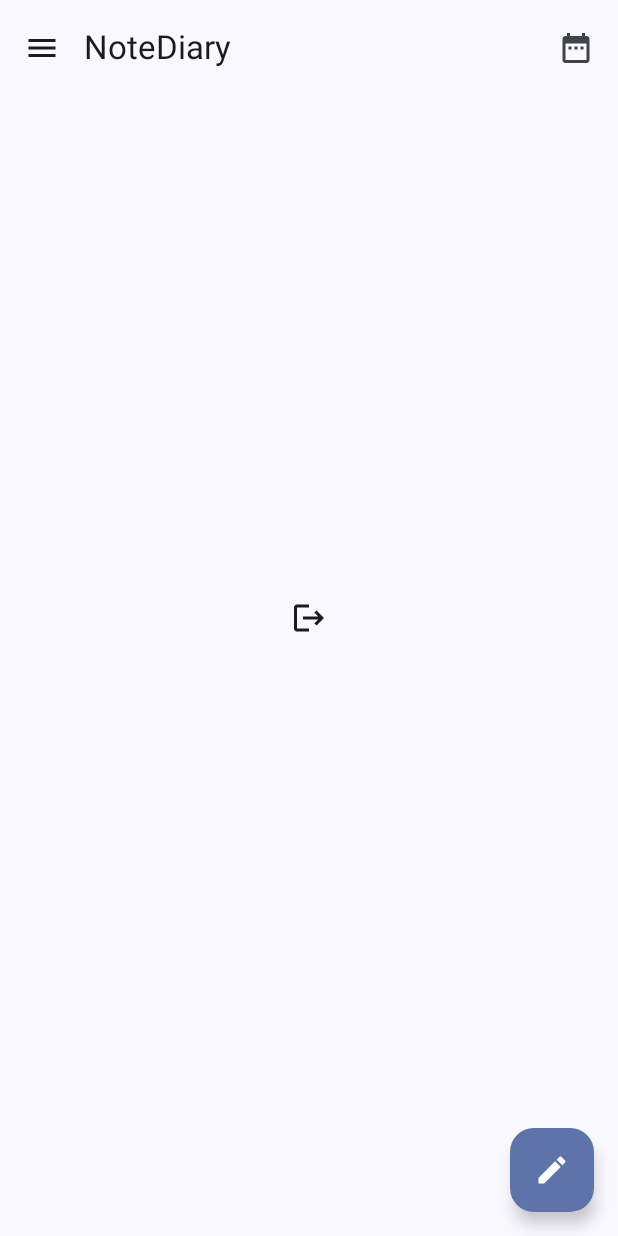
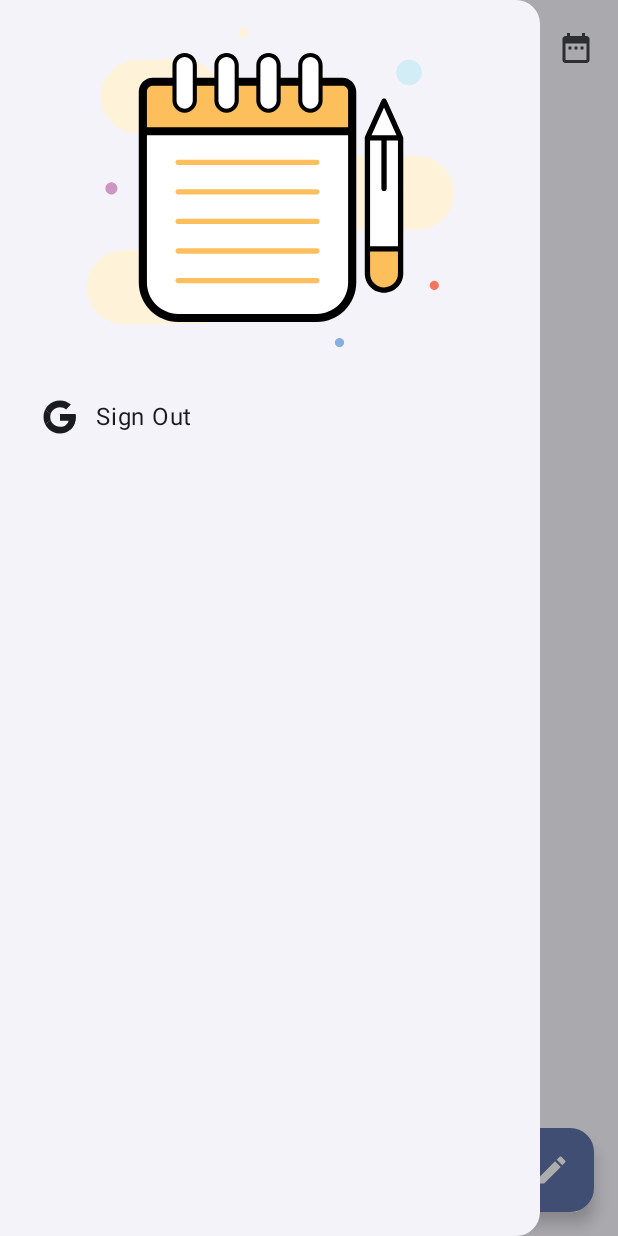
Before and after one commit to saddam-howladar/NoteDiary, an Android app built with Jetpack Compose: the composable HomeScreen shown on its own in the app's theme, after a tap on "Menu Icon", on a phone screen of 412 x 824 dp. Run offline under Robolectric (Android 15) with nearby library versions, the phone set to English and light mode, and no system bars; libraries missing offline, so code that uses them is left out: io.realm.kotlin.

Commit message:
implement navigation drawer and logout functionality and also fix sign out dialog state at configuration change

```diff
--- a/app/src/main/java/com/shcoding/notediary/presentation/screens/home/HomeScreen.kt
+++ b/app/src/main/java/com/shcoding/notediary/presentation/screens/home/HomeScreen.kt
@@ -7,13 +7,18 @@ import androidx.compose.material.icons.Icons
 import androidx.compose.material.icons.filled.Edit
 import androidx.compose.material.icons.filled.Logout
 import androidx.compose.material3.*
-import androidx.compose.runtime.Composable
-import androidx.compose.runtime.rememberCoroutineScope
+import androidx.compose.runtime.*
 import androidx.compose.ui.Alignment
 import androidx.compose.ui.Modifier
+import com.shcoding.notediary.BuildConfig.APP_ID
+import com.shcoding.notediary.presentation.screens.home.components.HomeNavigationDrawer
 import com.shcoding.notediary.presentation.screens.home.components.HomeTopAppBar
+import com.shcoding.notediary.presentation.screens.home.components.SignOutAlertDialog
 import io.realm.kotlin.mongodb.App
+import kotlinx.coroutines.Dispatchers
 import kotlinx.coroutines.launch
+import kotlinx.coroutines.withContext
+import org.koin.androidx.compose.BuildConfig
 import org.koin.androidx.compose.koinViewModel
 
 @SuppressLint("UnusedMaterial3ScaffoldPaddingParameter")
@@ -24,9 +29,19 @@ fun HomeScreen(
     navigateToAuth: () -> Unit
 ) {
 
+    val drawerState = rememberDrawerState(initialValue = DrawerValue.Closed)
+    val coroutineScope = rememberCoroutineScope()
+
+    HomeNavigationDrawer(
+        drawerState = drawerState,
+        onclickSignOut = { viewModel.isSignOutDialogOpened(signOutState = true) }
+    ) {
+
         Scaffold(topBar = {
             HomeTopAppBar {
-
+                coroutineScope.launch {
+                    drawerState.open()
+                }
             }
         },
             floatingActionButton = {
@@ -35,18 +50,29 @@ fun HomeScreen(
                 }
             }) {
 
-        val scope = rememberCoroutineScope()
 
-        Box(modifier = Modifier.fillMaxSize(), contentAlignment = Alignment.Center) {
-            IconButton(onClick = {
-                scope.launch {
-                    App.Companion.create(com.shcoding.notediary.BuildConfig.APP_ID).currentUser?.logOut()
+        }
+
+        SignOutAlertDialog(
+            title = "Sign Out",
+            message = "Are you sure? want to Sign out from NoteDiary",
+            isDialogOpened = viewModel.signOutDialogState,
+            onDialogClose = { viewModel.isSignOutDialogOpened(signOutState = false) },
+            onClickYes = {
+                coroutineScope.launch(Dispatchers.IO) {
+                    val user = App.create(APP_ID).currentUser
+
+                    user?.let {
+                        it.logOut()
+                        withContext(Dispatchers.Main){
                             navigateToAuth()
-                }
-            }) {
-                Icon(imageVector = Icons.Default.Logout, contentDescription = "Logout Icon")
                         }
 
                     }
+
+
+                }
+
+            })
     }
 }
--- a/app/src/main/java/com/shcoding/notediary/presentation/screens/home/HomeViewModel.kt
+++ b/app/src/main/java/com/shcoding/notediary/presentation/screens/home/HomeViewModel.kt
@@ -1,6 +1,16 @@
 package com.shcoding.notediary.presentation.screens.home
 
+import androidx.compose.runtime.getValue
+import androidx.compose.runtime.mutableStateOf
+import androidx.compose.runtime.setValue
 import androidx.lifecycle.ViewModel
 
 class HomeViewModel: ViewModel() {
+
+    var signOutDialogState by mutableStateOf(false)
+    private set
+
+    fun isSignOutDialogOpened(signOutState: Boolean){
+        signOutDialogState = signOutState
+    }
 }
--- /dev/null
+++ b/app/src/main/java/com/shcoding/notediary/presentation/screens/home/components/HomeNavigationDrawer.kt
@@ -0,0 +1,63 @@
+package com.shcoding.notediary.presentation.screens.home.components
+
+import androidx.compose.foundation.Image
+import androidx.compose.foundation.layout.*
+import androidx.compose.material3.*
+import androidx.compose.runtime.Composable
+import androidx.compose.ui.Alignment
+import androidx.compose.ui.Modifier
+import androidx.compose.ui.res.painterResource
+import androidx.compose.ui.unit.dp
+import com.shcoding.notediary.R
+
+@Composable
+fun HomeNavigationDrawer(
+    drawerState: DrawerState,
+    onclickSignOut: () -> Unit,
+    content: @Composable () -> Unit
+) {
+
+    ModalNavigationDrawer(
+        drawerState = drawerState,
+        drawerContent = {
+            ModalDrawerSheet {
+                Box(
+                    modifier = Modifier
+                        .fillMaxWidth()
+                        .height(height = 250.dp),
+                    contentAlignment = Alignment.Center
+                ) {
+
+                    Image(
+                        modifier = Modifier.size(250.dp),
+                        painter = painterResource(id = R.drawable.app_logo),
+                        contentDescription = "Drawer Logo"
+                    )
+
+                }
+                NavigationDrawerItem(
+                    label = {
+                        Row(
+                            modifier = Modifier
+                                .padding(horizontal = 12.dp)
+                        ) {
+                            Icon(
+                                painter = painterResource(id = R.drawable.google_icon),
+                                contentDescription = "Google Icon",
+                                tint = MaterialTheme.colorScheme.onSurface
+                            )
+                            Spacer(modifier = Modifier.width(width = 12.dp))
+
+                            Text(text = "Sign Out", color = MaterialTheme.colorScheme.onSurface)
+
+                        }
+                    },
+                    selected = false,
+                    onClick = { /*TODO*/onclickSignOut() }
+                )
+            }
+        },
+        content = content
+    )
+
+}
```
Also changed, not shown: app/src/main/java/com/shcoding/notediary/presentation/screens/home/components/SignOutAlertDialog.kt (added, +52 -0 lines). Lines whose indentation alone changed are shown as unchanged.
